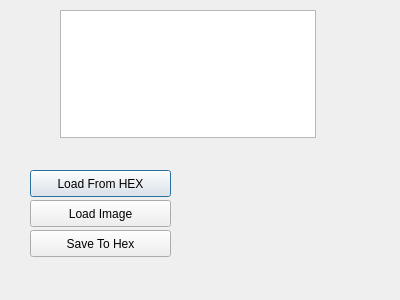
Qt form src/customizesplashdialog.ui (xhorizont/eepe) before a commit.
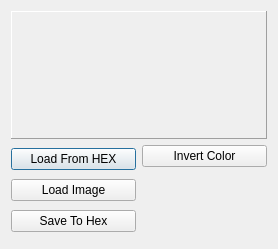
The same form after that commit. Icons and pictures are not drawn.

Commit message: replace splash dialog

```diff
--- a/src/customizesplashdialog.ui
+++ b/src/customizesplashdialog.ui
@@ -6,69 +6,106 @@
    <rect>
     <x>0</x>
     <y>0</y>
-    <width>400</width>
-    <height>300</height>
+    <width>275</width>
+    <height>249</height>
    </rect>
   </property>
   <property name="windowTitle">
    <string>Dialog</string>
   </property>
-  <widget class="QGraphicsView" name="graphicsView">
-   <property name="geometry">
-    <rect>
-     <x>60</x>
-     <y>10</y>
+  <property name="windowIcon">
+   <iconset resource="eepe.qrc">
+    <normaloff>:/images/c_home.png</normaloff>:/images/c_home.png</iconset>
+  </property>
+  <layout class="QGridLayout" name="gridLayout">
+   <item row="0" column="0">
+    <widget class="QLabel" name="imageLabel">
+     <property name="sizePolicy">
+      <sizepolicy hsizetype="Preferred" vsizetype="Preferred">
+       <horstretch>0</horstretch>
+       <verstretch>0</verstretch>
+      </sizepolicy>
+     </property>
+     <property name="minimumSize">
+      <size>
      <width>256</width>
      <height>128</height>
-    </rect>
-   </property>
-   <property name="minimumSize">
-    <size>
-     <width>128</width>
-     <height>64</height>
-    </size>
-   </property>
-  </widget>
+      </size>
+     </property>
+     <property name="frameShape">
+      <enum>QFrame::Panel</enum>
+     </property>
+     <property name="frameShadow">
+      <enum>QFrame::Raised</enum>
+     </property>
+     <property name="text">
+      <string/>
+     </property>
+     <property name="pixmap">
+      <pixmap resource="eepe.qrc">:/images/eepe-title.png</pixmap>
+     </property>
+     <property name="scaledContents">
+      <bool>true</bool>
+     </property>
+    </widget>
+   </item>
+   <item row="1" column="0">
+    <layout class="QHBoxLayout" name="horizontalLayout">
+     <item>
+      <layout class="QVBoxLayout" name="verticalLayout">
+       <item>
   <widget class="QPushButton" name="pushButton">
-   <property name="geometry">
-    <rect>
-     <x>30</x>
-     <y>170</y>
-     <width>141</width>
-     <height>27</height>
-    </rect>
-   </property>
    <property name="text">
     <string>Load From HEX</string>
    </property>
   </widget>
+       </item>
+       <item>
   <widget class="QPushButton" name="pushButton_2">
-   <property name="geometry">
-    <rect>
-     <x>30</x>
-     <y>200</y>
-     <width>141</width>
-     <height>27</height>
-    </rect>
-   </property>
    <property name="text">
     <string>Load Image</string>
    </property>
   </widget>
+       </item>
+       <item>
   <widget class="QPushButton" name="pushButton_3">
-   <property name="geometry">
-    <rect>
-     <x>30</x>
-     <y>230</y>
-     <width>141</width>
-     <height>27</height>
-    </rect>
-   </property>
    <property name="text">
     <string>Save To Hex</string>
    </property>
   </widget>
- </widget>
- <resources/>
+       </item>
+      </layout>
+     </item>
+     <item>
+      <layout class="QVBoxLayout" name="verticalLayout_2">
+       <item>
+        <widget class="QPushButton" name="buttonInvertColor">
+         <property name="text">
+          <string>Invert Color</string>
+         </property>
+        </widget>
+       </item>
+       <item>
+        <spacer name="verticalSpacer">
+         <property name="orientation">
+          <enum>Qt::Vertical</enum>
+         </property>
+         <property name="sizeHint" stdset="0">
+          <size>
+           <width>20</width>
+           <height>40</height>
+          </size>
+         </property>
+        </spacer>
+       </item>
+      </layout>
+     </item>
+    </layout>
+   </item>
+  </layout>
+ </widget>
+ <resources>
+  <include location="eepe.qrc"/>
+ </resources>
  <connections/>
 </ui>
```
Left out of the diff: 2 changed lines with no effect on the pictures. Lines whose indentation alone changed are shown as unchanged. The commit also changes 6 other files.
